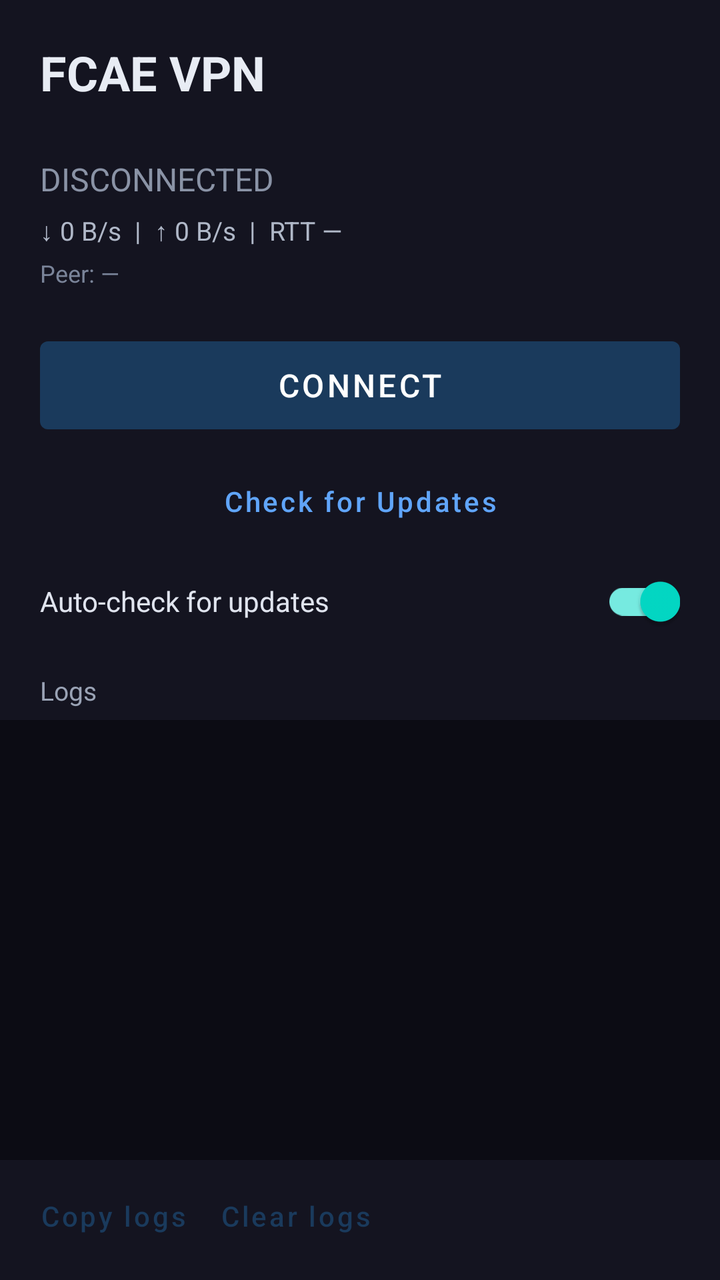
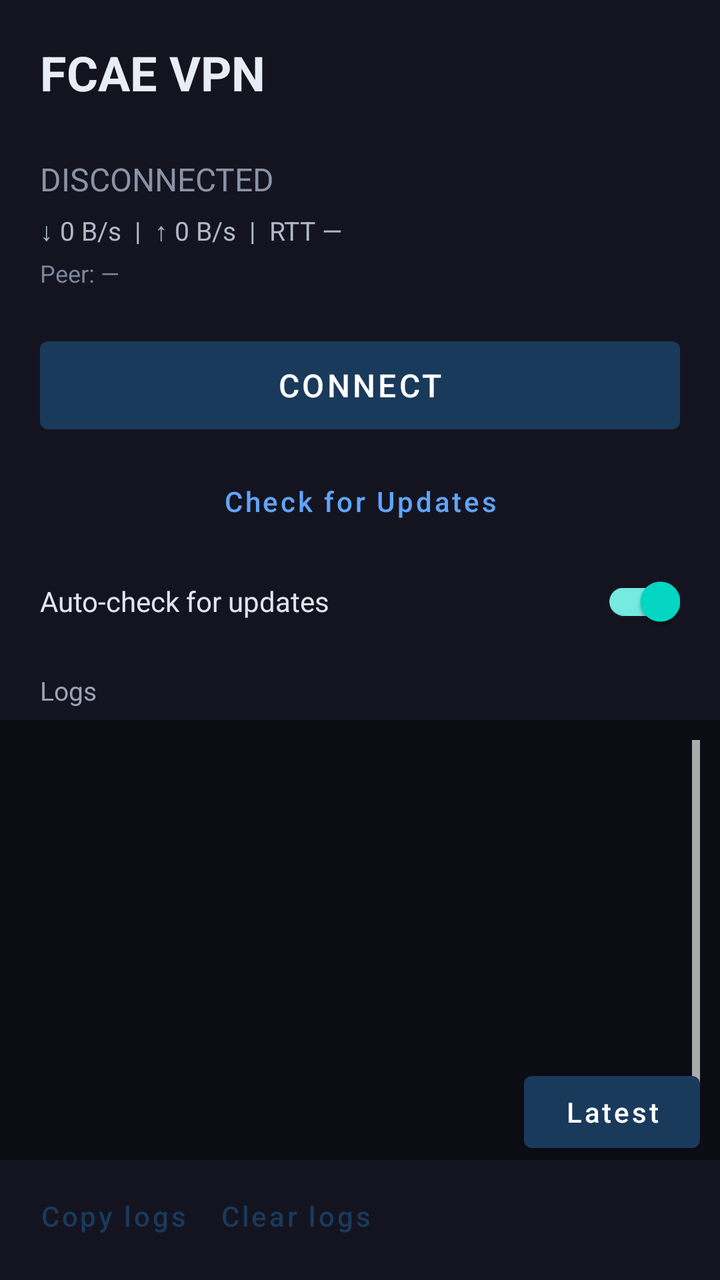

The first picture is an Android layout as it rendered before a commit; the second is the same layout after the commit. The layout source and the unified diff follow.
<!-- AndroidManifest.xml: application theme Theme.FCAEVPN -->
<!-- res/layout/activity_main.xml -->
<?xml version="1.0" encoding="utf-8"?>
<LinearLayout xmlns:android="http://schemas.android.com/apk/res/android"
    android:layout_width="match_parent"
    android:layout_height="match_parent"
    android:orientation="vertical"
    android:fitsSystemWindows="true"
    android:focusable="true"
    android:focusableInTouchMode="true"
    android:background="#FF141420">

    
    <ScrollView
        android:id="@+id/outerScroll"
        android:layout_width="match_parent"
        android:layout_height="0dp"
        android:layout_weight="1"
        android:fillViewport="true"
        android:scrollbars="none">

        <LinearLayout
            android:layout_width="match_parent"
            android:layout_height="wrap_content"
            android:orientation="vertical"
            android:padding="20dp">

            <TextView
                android:id="@+id/title"
                android:layout_width="match_parent"
                android:layout_height="wrap_content"
                android:text="FCAE VPN"
                android:textColor="#FFE8ECF4"
                android:textSize="24sp"
                android:textStyle="bold" />

            
            <TextView
                android:id="@+id/versionText"
                android:layout_width="match_parent"
                android:layout_height="wrap_content"
                android:layout_marginTop="2dp"
                android:textColor="#FF8A93A6"
                android:textSize="12sp" />

            <TextView
                android:id="@+id/statusText"
                android:layout_width="match_parent"
                android:layout_height="wrap_content"
                android:layout_marginTop="8dp"
                android:text="DISCONNECTED"
                android:textColor="#FF8A93A6"
                android:textSize="16sp" />

            <TextView
                android:id="@+id/statsText"
                android:layout_width="match_parent"
                android:layout_height="wrap_content"
                android:layout_marginTop="6dp"
                android:text="\u2193 0 B/s  |  \u2191 0 B/s  |  RTT \u2014"
                android:textColor="#FFB0B8C8"
                android:textSize="13sp" />

            <TextView
                android:id="@+id/peerText"
                android:layout_width="match_parent"
                android:layout_height="wrap_content"
                android:layout_marginTop="4dp"
                android:text="Peer: \u2014"
                android:textColor="#FF7A8499"
                android:textSize="12sp" />

            <com.google.android.material.button.MaterialButton
                android:id="@+id/btnConnect"
                android:layout_width="match_parent"
                android:layout_height="56dp"
                android:layout_marginTop="20dp"
                android:text="CONNECT"
                android:textAllCaps="false"
                android:textSize="16sp" />

            <com.google.android.material.button.MaterialButton
                android:id="@+id/btnCheckUpdates"
                style="@style/Widget.MaterialComponents.Button.TextButton"
                android:layout_width="match_parent"
                android:layout_height="wrap_content"
                android:layout_marginTop="8dp"
                android:text="Check for Updates"
                android:textAllCaps="false"
                android:textSize="14sp"
                android:paddingStart="16dp"
                android:paddingEnd="16dp"
                android:minHeight="44dp"
                android:textColor="#FF60A5FA" />

            <TextView
                android:id="@+id/updateStatus"
                android:layout_width="match_parent"
                android:layout_height="wrap_content"
                android:layout_marginTop="4dp"
                android:textSize="12sp"
                android:textColor="#FF9AA3B5"
                android:visibility="gone" />

            <com.google.android.material.switchmaterial.SwitchMaterial
                android:id="@+id/switchAutoUpdate"
                android:layout_width="match_parent"
                android:layout_height="wrap_content"
                android:layout_marginTop="4dp"
                android:checked="true"
                android:text="Auto-check for updates"
                android:textColor="#FFE0E4EE" />

            <com.google.android.material.switchmaterial.SwitchMaterial
                android:id="@+id/switchPreReleases"
                android:layout_width="match_parent"
                android:layout_height="wrap_content"
                android:layout_marginTop="4dp"
                android:checked="false"
                android:text="Also check for pre-releases"
                android:textColor="#FFE0E4EE" />

            <TextView
                android:layout_width="match_parent"
                android:layout_height="wrap_content"
                android:layout_marginTop="20dp"
                android:text="Protocol"
                android:textColor="#FF9AA3B5"
                android:textSize="13sp" />

            <Spinner
                android:id="@+id/spinnerProtocol"
                android:layout_width="match_parent"
                android:layout_height="48dp"
                android:layout_marginTop="4dp"
                android:background="#FF1E1E2C"
                android:popupBackground="#FF1E1E2C" />

            <TextView
                android:layout_width="match_parent"
                android:layout_height="wrap_content"
                android:layout_marginTop="12dp"
                android:text="Mode"
                android:textColor="#FF9AA3B5"
                android:textSize="13sp" />

            <Spinner
                android:id="@+id/spinnerMode"
                android:layout_width="match_parent"
                android:layout_height="48dp"
                android:layout_marginTop="4dp"
                android:background="#FF1E1E2C"
                android:popupBackground="#FF1E1E2C" />

            <TextView
                android:layout_width="match_parent"
                android:layout_height="wrap_content"
                android:layout_marginTop="12dp"
                android:text="Scan"
                android:textColor="#FF9AA3B5"
                android:textSize="13sp" />

            <Spinner
                android:id="@+id/spinnerScan"
                android:layout_width="match_parent"
                android:layout_height="48dp"
                android:layout_marginTop="4dp"
                android:background="#FF1E1E2C"
                android:popupBackground="#FF1E1E2C" />

            <TextView
                android:layout_width="match_parent"
                android:layout_height="wrap_content"
                android:layout_marginTop="12dp"
                android:text="IP Version"
                android:textColor="#FF9AA3B5"
                android:textSize="13sp" />

            <Spinner
                android:id="@+id/spinnerIpVersion"
                android:layout_width="match_parent"
                android:layout_height="48dp"
                android:layout_marginTop="4dp"
                android:background="#FF1E1E2C"
                android:popupBackground="#FF1E1E2C" />

            <TextView
                android:layout_width="wrap_content"
                android:layout_height="wrap_content"
                android:layout_marginTop="12dp"
                android:text="Obfuscation"
                android:textColor="#FF9AA3B5"
                android:textSize="13sp" />

            <Spinner
                android:id="@+id/spinnerNoize"
                android:layout_width="match_parent"
                android:layout_height="48dp"
                android:layout_marginTop="4dp"
                android:background="#FF1E1E2C"
                android:popupBackground="#FF1E1E2C" />

            <TextView
                android:layout_width="wrap_content"
                android:layout_height="wrap_content"
                android:layout_marginTop="12dp"
                android:text="Tor SOCKS port"
                android:textColor="#FF9AA3B5"
                android:textSize="13sp" />

            <EditText
                android:id="@+id/editTorSocksPort"
                android:layout_width="match_parent"
                android:layout_height="wrap_content"
                android:layout_marginTop="4dp"
                android:background="#FF1E1E2C"
                android:hint="1821"
                android:inputType="number"
                android:padding="10dp"
                android:textColor="#FFE8ECF4"
                android:textColorHint="#FF6B7280"
                android:textSize="14sp" />

            <com.google.android.material.switchmaterial.SwitchMaterial
                android:id="@+id/switchTorHttp"
                android:layout_width="match_parent"
                android:layout_height="wrap_content"
                android:text="Tor HTTP proxy"
                android:textColor="#FFE8ECF4" />
            <EditText
                android:id="@+id/editTorHttpPort"
                android:layout_width="match_parent"
                android:layout_height="wrap_content"
                android:inputType="number"
                android:hint="Tor HTTP port (1822)"
                android:contentDescription="Tor HTTP port"
                android:padding="10dp"
                android:textColor="#FFE8ECF4"
                android:textColorHint="#FF6B7280" />

            <TextView
                android:layout_width="wrap_content"
                android:layout_height="wrap_content"
                android:layout_marginTop="12dp"
                android:text="Psiphon region"
                android:textColor="#FF9AA3B5"
                android:textSize="13sp" />

            <Spinner
                android:id="@+id/spinnerPsiphonRegion"
                android:layout_width="match_parent"
                android:layout_height="48dp"
                android:layout_marginTop="4dp"
                android:background="#FF1E1E2C"
                android:popupBackground="#FF1E1E2C" />

            <TextView
                android:layout_width="wrap_content"
                android:layout_height="wrap_content"
                android:layout_marginTop="12dp"
                android:text="Psiphon transport"
                android:textColor="#FF9AA3B5"
                android:textSize="13sp" />

            <Spinner
                android:id="@+id/spinnerPsiphonTransport"
                android:layout_width="match_parent"
                android:layout_height="48dp"
                android:layout_marginTop="4dp"
                android:background="#FF1E1E2C"
                android:popupBackground="#FF1E1E2C" />

            <TextView
                android:layout_width="wrap_content"
                android:layout_height="wrap_content"
                android:layout_marginTop="12dp"
                android:text="Psiphon SOCKS port (0 = auto)"
                android:textColor="#FF9AA3B5"
                android:textSize="13sp" />

            <EditText
                android:id="@+id/editPsiphonSocksPort"
                android:layout_width="match_parent"
                android:layout_height="wrap_content"
                android:layout_marginTop="4dp"
                android:background="#FF1E1E2C"
                android:hint="0"
                android:inputType="number"
                android:padding="10dp"
                android:textColor="#FFE8ECF4"
                android:textColorHint="#FF6B7280"
                android:textSize="14sp" />

            <TextView
                android:layout_width="wrap_content"
                android:layout_height="wrap_content"
                android:layout_marginTop="12dp"
                android:text="Psiphon HTTP port (0 = auto)"
                android:textColor="#FF9AA3B5"
                android:textSize="13sp" />

            <EditText
                android:id="@+id/editPsiphonHttpPort"
                android:layout_width="match_parent"
                android:layout_height="wrap_content"
                android:layout_marginTop="4dp"
                android:background="#FF1E1E2C"
                android:hint="0"
                android:inputType="number"
                android:padding="10dp"
                android:textColor="#FFE8ECF4"
                android:textColorHint="#FF6B7280"
                android:textSize="14sp" />

            <TextView
                android:layout_width="wrap_content"
                android:layout_height="wrap_content"
                android:layout_marginTop="12dp"
                android:text="Engine log level"
                android:textColor="#FF9AA3B5"
                android:textSize="13sp" />

            <Spinner
                android:id="@+id/spinnerEngineLog"
                android:layout_width="match_parent"
                android:layout_height="48dp"
                android:layout_marginTop="4dp"
                android:background="#FF1E1E2C"
                android:popupBackground="#FF1E1E2C" />

            <TextView
                android:layout_width="wrap_content"
                android:layout_height="wrap_content"
                android:layout_marginTop="12dp"
                android:text="Egress"
                android:textColor="#FF9AA3B5"
                android:textSize="13sp" />

            <Spinner
                android:id="@+id/spinnerTor"
                android:layout_width="match_parent"
                android:layout_height="48dp"
                android:layout_marginTop="4dp"
                android:background="#FF1E1E2C"
                android:popupBackground="#FF1E1E2C" />

            <TextView
                android:id="@+id/textTorHint"
                android:layout_width="match_parent"
                android:layout_height="wrap_content"
                android:layout_marginTop="4dp"
                android:textColor="#FF5A6478"
                android:textSize="12sp"
                android:visibility="gone" />

            <TextView
                android:layout_width="wrap_content"
                android:layout_height="wrap_content"
                android:layout_marginTop="8dp"
                android:text="Tor bridges"
                android:textColor="#FF9AA3B5"
                android:textSize="13sp" />

            <Spinner
                android:id="@+id/spinnerTorBridges"
                android:layout_width="match_parent"
                android:layout_height="48dp"
                android:layout_marginTop="4dp"
                android:background="#FF1E1E2C"
                android:popupBackground="#FF1E1E2C" />

            <EditText
                android:id="@+id/editTorBridgeLines"
                android:layout_width="match_parent"
                android:layout_height="100dp"
                android:layout_marginTop="4dp"
                android:background="#FF1E1E2C"
                android:gravity="top|start"
                android:hint="obfs4 1.2.3.4:443 FINGERPRINT cert=... iat-mode=0"
                android:inputType="textMultiLine|textVisiblePassword"
                android:padding="12dp"
                android:textColor="#FFE8ECF4"
                android:textColorHint="#FF5A6478"
                android:textSize="13sp" />

            <com.google.android.material.switchmaterial.SwitchMaterial
                android:id="@+id/switchEch"
                android:layout_width="match_parent"
                android:layout_height="wrap_content"
                android:checked="true"
                android:text="ECH (Encrypted Client Hello)"
                android:textColor="#FFE0E4EE" />

            <com.google.android.material.switchmaterial.SwitchMaterial
                android:id="@+id/switchQuick"
                android:layout_width="match_parent"
                android:layout_height="wrap_content"
                android:text="Quick reconnect"
                android:textColor="#FFE0E4EE" />

            <com.google.android.material.switchmaterial.SwitchMaterial
                android:id="@+id/switchLan"
                android:layout_width="match_parent"
                android:layout_height="wrap_content"
                android:text="LAN sharing"
                android:textColor="#FFE0E4EE" />

            <TextView
                android:layout_width="match_parent"
                android:layout_height="wrap_content"
                android:layout_marginTop="12dp"
                android:text="MASQUE SNI (optional)"
                android:textColor="#FF9AA3B5"
                android:textSize="13sp" />

            <EditText
                android:id="@+id/editSni"
                android:layout_width="match_parent"
                android:layout_height="48dp"
                android:layout_marginTop="4dp"
                android:background="#FF1E1E2C"
                android:hint="default consumer-masque..."
                android:inputType="textUri"
                android:padding="12dp"
                android:textColor="#FFE8ECF4"
                android:textColorHint="#FF5A6478"
                android:textSize="14sp" />

            <TextView
                android:layout_width="match_parent"
                android:layout_height="wrap_content"
                android:layout_marginTop="12dp"
                android:text="Force Peer (optional)"
                android:textColor="#FF9AA3B5"
                android:textSize="13sp" />

            <EditText
                android:id="@+id/editForcePeer"
                android:layout_width="match_parent"
                android:layout_height="48dp"
                android:layout_marginTop="4dp"
                android:background="#FF1E1E2C"
                android:hint="ip:port"
                android:inputType="text"
                android:padding="12dp"
                android:textColor="#FFE8ECF4"
                android:textColorHint="#FF5A6478"
                android:textSize="14sp" />

            <com.google.android.material.switchmaterial.SwitchMaterial
                android:id="@+id/switchLogging"
                android:layout_width="match_parent"
                android:layout_height="wrap_content"
                android:layout_marginTop="16dp"
                android:checked="true"
                android:text="Enable logging"
                android:textColor="#FFE0E4EE" />

            <com.google.android.material.switchmaterial.SwitchMaterial
                android:id="@+id/switchSocks"
                android:layout_width="match_parent"
                android:layout_height="wrap_content"
                android:layout_marginTop="8dp"
                android:checked="true"
                android:text="SOCKS5 proxy"
                android:textColor="#FFE0E4EE" />

            <com.google.android.material.switchmaterial.SwitchMaterial
                android:id="@+id/switchHttp"
                android:layout_width="match_parent"
                android:layout_height="wrap_content"
                android:layout_marginTop="4dp"
                android:checked="true"
                android:text="HTTP proxy"
                android:textColor="#FFE0E4EE" />

            <TextView
                android:layout_width="match_parent"
                android:layout_height="wrap_content"
                android:layout_marginTop="12dp"
                android:text="SOCKS5 port"
                android:textColor="#FF9AA3B5"
                android:textSize="13sp" />

            <EditText
                android:id="@+id/editSocksPort"
                android:layout_width="match_parent"
                android:layout_height="48dp"
                android:layout_marginTop="4dp"
                android:background="#FF1E1E2C"
                android:inputType="number"
                android:padding="12dp"
                android:text="1819"
                android:textColor="#FFE8ECF4"
                android:textSize="14sp" />

            <TextView
                android:layout_width="match_parent"
                android:layout_height="wrap_content"
                android:layout_marginTop="12dp"
                android:text="HTTP proxy port"
                android:textColor="#FF9AA3B5"
                android:textSize="13sp" />

            <EditText
                android:id="@+id/editHttpPort"
                android:layout_width="match_parent"
                android:layout_height="48dp"
                android:layout_marginTop="4dp"
                android:background="#FF1E1E2C"
                android:inputType="number"
                android:padding="12dp"
                android:text="1820"
                android:textColor="#FFE8ECF4"
                android:textSize="14sp" />

            <TextView
                android:layout_width="match_parent"
                android:layout_height="wrap_content"
                android:layout_marginTop="12dp"
                android:text="TUN DNS — IPv4 (comma separated)"
                android:textColor="#FF9AA3B5"
                android:textSize="13sp" />

            <EditText
                android:id="@+id/editTunDnsV4"
                android:layout_width="match_parent"
                android:layout_height="48dp"
                android:layout_marginTop="4dp"
                android:background="#FF1E1E2C"
                android:inputType="textUri"
                android:padding="12dp"
                android:text="1.1.1.1,1.0.0.1"
                android:textColor="#FFE8ECF4"
                android:textSize="14sp" />

            <TextView
                android:layout_width="match_parent"
                android:layout_height="wrap_content"
                android:layout_marginTop="12dp"
                android:text="TUN DNS — IPv6 (comma separated)"
                android:textColor="#FF9AA3B5"
                android:textSize="13sp" />

            <EditText
                android:id="@+id/editTunDnsV6"
                android:layout_width="match_parent"
                android:layout_height="48dp"
                android:layout_marginTop="4dp"
                android:background="#FF1E1E2C"
                android:inputType="textUri"
                android:padding="12dp"
                android:text="2606:4700:4700::1111,2606:4700:4700::1001"
                android:textColor="#FFE8ECF4"
                android:textSize="14sp" />

            <TextView
                android:layout_width="match_parent"
                android:layout_height="wrap_content"
                android:layout_marginTop="20dp"
                android:text="Zero Trust (Teams)"
                android:textColor="#FF60A5FA"
                android:textSize="15sp"
                android:textStyle="bold" />

            <TextView
                android:layout_width="match_parent"
                android:layout_height="wrap_content"
                android:layout_marginTop="12dp"
                android:text="Team name"
                android:textColor="#FF9AA3B5"
                android:textSize="13sp" />

            <EditText
                android:id="@+id/editTeam"
                android:layout_width="match_parent"
                android:layout_height="48dp"
                android:layout_marginTop="4dp"
                android:background="#FF1E1E2C"
                android:hint="my-team"
                android:inputType="text"
                android:padding="12dp"
                android:textColor="#FFE8ECF4"
                android:textColorHint="#FF5A6478"
                android:textSize="14sp" />

            <TextView
                android:layout_width="match_parent"
                android:layout_height="wrap_content"
                android:layout_marginTop="12dp"
                android:text="Access token (JWT)"
                android:textColor="#FF9AA3B5"
                android:textSize="13sp" />

            <EditText
                android:id="@+id/editAccessToken"
                android:layout_width="match_parent"
                android:layout_height="48dp"
                android:layout_marginTop="4dp"
                android:background="#FF1E1E2C"
                android:hint="token=..."
                android:inputType="text"
                android:padding="12dp"
                android:textColor="#FFE8ECF4"
                android:textColorHint="#FF5A6478"
                android:textSize="14sp" />

            <TextView
                android:layout_width="match_parent"
                android:layout_height="wrap_content"
                android:layout_marginTop="12dp"
                android:text="Email (for OTP login)"
                android:textColor="#FF9AA3B5"
                android:textSize="13sp" />

            <EditText
                android:id="@+id/editAccessEmail"
                android:layout_width="match_parent"
                android:layout_height="48dp"
                android:layout_marginTop="4dp"
                android:background="#FF1E1E2C"
                android:hint="user@example.com"
                android:inputType="textEmailAddress"
                android:padding="12dp"
                android:textColor="#FFE8ECF4"
                android:textColorHint="#FF5A6478"
                android:textSize="14sp" />

            <TextView
                android:layout_width="match_parent"
                android:layout_height="wrap_content"
                android:layout_marginTop="12dp"
                android:text="Routing file (optional)"
                android:textColor="#FF9AA3B5"
                android:textSize="13sp" />

            <EditText
                android:id="@+id/editRoutesFile"
                android:layout_width="match_parent"
                android:layout_height="48dp"
                android:layout_marginTop="4dp"
                android:background="#FF1E1E2C"
                android:hint="/path/to/routes.txt"
                android:inputType="text"
                android:padding="12dp"
                android:textColor="#FFE8ECF4"
                android:textColorHint="#FF5A6478"
                android:textSize="14sp" />

            <TextView
                android:layout_width="match_parent"
                android:layout_height="wrap_content"
                android:layout_marginTop="12dp"
                android:text="Inline routing rules"
                android:textColor="#FF9AA3B5"
                android:textSize="13sp" />

            <EditText
                android:id="@+id/editRoutesInline"
                android:layout_width="match_parent"
                android:layout_height="120dp"
                android:layout_marginTop="4dp"
                android:background="#FF1E1E2C"
                android:gravity="top|start"
                android:hint="[direct]ip:190.9.2.4,domain.com [block]gazo.com,10.0.0.0/8"
                android:inputType="textMultiLine|textVisiblePassword"
                android:padding="12dp"
                android:textColor="#FFE8ECF4"
                android:textColorHint="#FF5A6478"
                android:textSize="14sp" />

            <TextView
                android:layout_width="match_parent"
                android:layout_height="wrap_content"
                android:layout_marginTop="12dp"
                android:text="Sysprofile (performance)"
                android:textColor="#FF9AA3B5"
                android:textSize="13sp" />

            <Spinner
                android:id="@+id/spinnerSysprofile"
                android:layout_width="match_parent"
                android:layout_height="48dp"
                android:layout_marginTop="4dp"
                android:background="#FF1E1E2C"
                android:popupBackground="#FF1E1E2C" />

        </LinearLayout>
    </ScrollView>

    
    <TextView
        android:layout_width="match_parent"
        android:layout_height="wrap_content"
        android:paddingStart="20dp"
        android:paddingEnd="20dp"
        android:paddingTop="12dp"
        android:paddingBottom="6dp"
        android:text="Logs"
        android:textColor="#FF9AA3B5"
        android:textSize="13sp" />

    <ScrollView
        android:id="@+id/logScroll"
        android:layout_width="match_parent"
        android:layout_height="220dp"
        android:background="#FF0C0C14"
        android:padding="10dp">

        <TextView
            android:id="@+id/logText"
            android:layout_width="match_parent"
            android:layout_height="wrap_content"
            android:fontFamily="monospace"
            android:textColor="#FFA0A8B8"
            android:textSize="11sp"
            android:textIsSelectable="true" />
    </ScrollView>

    <LinearLayout
        android:layout_width="match_parent"
        android:layout_height="wrap_content"
        android:orientation="horizontal"
        android:paddingStart="12dp"
        android:paddingEnd="20dp"
        android:paddingTop="4dp"
        android:paddingBottom="8dp">

        <com.google.android.material.button.MaterialButton
            android:id="@+id/btnCopyLogs"
            style="@style/Widget.MaterialComponents.Button.TextButton"
            android:layout_width="wrap_content"
            android:layout_height="wrap_content"
            android:text="Copy logs"
            android:textAllCaps="false" />

        <com.google.android.material.button.MaterialButton
            android:id="@+id/btnClearLogs"
            style="@style/Widget.MaterialComponents.Button.TextButton"
            android:layout_width="wrap_content"
            android:layout_height="wrap_content"
            android:text="Clear logs"
            android:textAllCaps="false" />
    </LinearLayout>

</LinearLayout>
<!-- resources referenced by this layout -->
<resources>
  <style name="Theme.FCAEVPN" parent="Theme.MaterialComponents.DayNight.NoActionBar">
          <item name="colorPrimary">#FF1A3A5C</item>
          <item name="colorPrimaryVariant">#FF0D2137</item>
          <item name="colorOnPrimary">#FFFFFFFF</item>
          <item name="android:windowBackground">#FF141420</item>
      </style>
</resources>

<!-- the commit's change to res/layout/activity_main.xml (unified diff, before → after) -->
@@ -225,16 +225,25 @@
                 android:layout_height="wrap_content"
                 android:text="Tor HTTP proxy"
                 android:textColor="#FFE8ECF4" />
+            <TextView
+                android:layout_width="wrap_content"
+                android:layout_height="wrap_content"
+                android:layout_marginTop="12dp"
+                android:text="Tor HTTP port"
+                android:textColor="#FF9AA3B5"
+                android:textSize="13sp" />
             <EditText
                 android:id="@+id/editTorHttpPort"
                 android:layout_width="match_parent"
                 android:layout_height="wrap_content"
+                android:layout_marginTop="4dp"
+                android:background="#FF1E1E2C"
+                android:hint="1822"
                 android:inputType="number"
-                android:hint="Tor HTTP port (1822)"
-                android:contentDescription="Tor HTTP port"
                 android:padding="10dp"
                 android:textColor="#FFE8ECF4"
-                android:textColorHint="#FF6B7280" />
+                android:textColorHint="#FF6B7280"
+                android:textSize="14sp" />
 
             <TextView
                 android:layout_width="wrap_content"
@@ -698,12 +707,22 @@
         android:textColor="#FF9AA3B5"
         android:textSize="13sp" />
 
+    <FrameLayout
+        android:layout_width="match_parent"
+        android:layout_height="220dp">
     <ScrollView
         android:id="@+id/logScroll"
         android:layout_width="match_parent"
-        android:layout_height="220dp"
+        android:layout_height="match_parent"
         android:background="#FF0C0C14"
-        android:padding="10dp">
+        android:scrollbars="vertical"
+        android:fadeScrollbars="false"
+        android:scrollbarAlwaysDrawVerticalTrack="true"
+        android:scrollbarStyle="insideInset"
+        android:scrollbarTrackVertical="@android:color/darker_gray"
+        android:scrollbarThumbVertical="@android:color/holo_blue_light"
+        android:padding="10dp"
+        android:paddingBottom="52dp">
 
         <TextView
             android:id="@+id/logText"
@@ -714,6 +733,16 @@
             android:textSize="11sp"
             android:textIsSelectable="true" />
     </ScrollView>
+    <com.google.android.material.button.MaterialButton
+        android:id="@+id/btnLatestLogs"
+        android:layout_width="wrap_content"
+        android:layout_height="48dp"
+        android:layout_gravity="bottom|end"
+        android:layout_marginEnd="10dp"
+        android:text="Latest"
+        android:textAllCaps="false"
+        android:contentDescription="Jump to latest log and resume following" />
+    </FrameLayout>
 
     <LinearLayout
         android:layout_width="match_parent"
